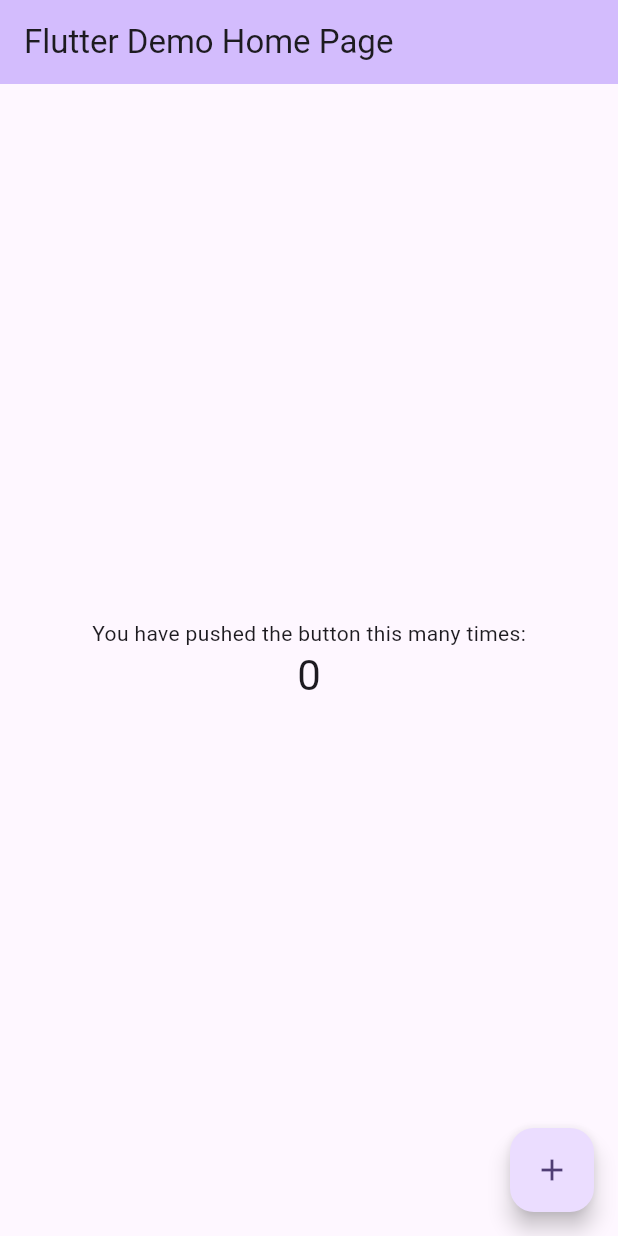
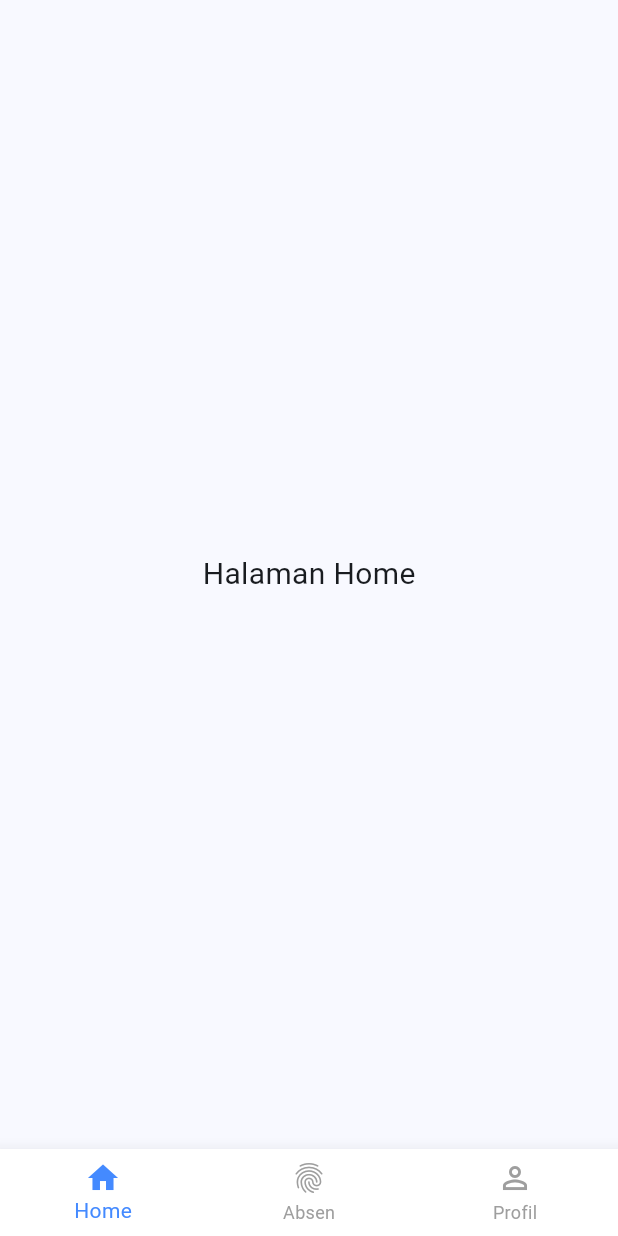
Before and after one commit to fikrirafim/attendify, a Flutter app: the screen it shows after launch, on a phone screen of 412 x 824 dp. Run offline on Flutter 3.47's test engine with Material 3 defaults, Android fonts, the phone set to English and light mode, and no system bars.

Commit message:
menambahkan halaman absensi dan profil

```diff
--- a/lib/main.dart
+++ b/lib/main.dart
@@ -1,4 +1,6 @@
 import 'package:flutter/material.dart';
+import 'absen_page.dart';
+import 'profile_page.dart';
 
 void main() {
   runApp(const MyApp());
@@ -7,115 +9,71 @@ void main() {
 class MyApp extends StatelessWidget {
   const MyApp({super.key});
 
-  // This widget is the root of your application.
   @override
   Widget build(BuildContext context) {
     return MaterialApp(
-      title: 'Flutter Demo',
+      title: 'Attendify',
+      debugShowCheckedModeBanner: false,
       theme: ThemeData(
-        // This is the theme of your application.
-        //
-        // TRY THIS: Try running your application with "flutter run". You'll see
-        // the application has a purple toolbar. Then, without quitting the app,
-        // try changing the seedColor in the colorScheme below to Colors.green
-        // and then invoke "hot reload" (save your changes or press the "hot
-        // reload" button in a Flutter-supported IDE, or press "r" if you used
-        // the command line to start the app).
-        //
-        // Notice that the counter didn't reset back to zero; the application
-        // state is not lost during the reload. To reset the state, use hot
-        // restart instead.
-        //
-        // This works for code too, not just values: Most code changes can be
-        // tested with just a hot reload.
-        colorScheme: .fromSeed(seedColor: Colors.deepPurple),
+        colorScheme: ColorScheme.fromSeed(seedColor: Colors.blue),
+        useMaterial3: true,
       ),
-      home: const MyHomePage(title: 'Flutter Demo Home Page'),
+      home: const MainNavigation(),
     );
   }
 }
 
-class MyHomePage extends StatefulWidget {
-  const MyHomePage({super.key, required this.title});
-
-  // This widget is the home page of your application. It is stateful, meaning
-  // that it has a State object (defined below) that contains fields that affect
-  // how it looks.
-
-  // This class is the configuration for the state. It holds the values (in this
-  // case the title) provided by the parent (in this case the App widget) and
-  // used by the build method of the State. Fields in a Widget subclass are
-  // always marked "final".
-
-  final String title;
+class MainNavigation extends StatefulWidget {
+  const MainNavigation({super.key});
 
   @override
-  State<MyHomePage> createState() => _MyHomePageState();
+  State<MainNavigation> createState() => _MainNavigationState();
 }
 
-class _MyHomePageState extends State<MyHomePage> {
-  int _counter = 0;
+class _MainNavigationState extends State<MainNavigation> {
+  int _selectedIndex = 0;
 
-  void _incrementCounter() {
+  // Daftar halaman yang dipanggil (sesuai urutan dari kiri ke kanan)
+  final List<Widget> _pages = [
+    const Center(child: Text('Halaman Home', style: TextStyle(fontSize: 20))), // Udah dirapihin
+    const AbsenPage(),
+    const ProfilePage(),
+  ];
+
+  void _onItemTapped(int index) {
     setState(() {
-      // This call to setState tells the Flutter framework that something has
-      // changed in this State, which causes it to rerun the build method below
-      // so that the display can reflect the updated values. If we changed
-      // _counter without calling setState(), then the build method would not be
-      // called again, and so nothing would appear to happen.
-      _counter++;
+      _selectedIndex = index;
     });
   }
 
   @override
   Widget build(BuildContext context) {
-    // This method is rerun every time setState is called, for instance as done
-    // by the _incrementCounter method above.
-    //
-    // The Flutter framework has been optimized to make rerunning build methods
-    // fast, so that you can just rebuild anything that needs updating rather
-    // than having to individually change instances of widgets.
     return Scaffold(
-      appBar: AppBar(
-        // TRY THIS: Try changing the color here to a specific color (to
-        // Colors.amber, perhaps?) and trigger a hot reload to see the AppBar
-        // change color while the other colors stay the same.
-        backgroundColor: Theme.of(context).colorScheme.inversePrimary,
-        // Here we take the value from the MyHomePage object that was created by
-        // the App.build method, and use it to set our appbar title.
-        title: Text(widget.title),
-      ),
-      body: Center(
-        // Center is a layout widget. It takes a single child and positions it
-        // in the middle of the parent.
-        child: Column(
-          // Column is also a layout widget. It takes a list of children and
-          // arranges them vertically. By default, it sizes itself to fit its
-          // children horizontally, and tries to be as tall as its parent.
-          //
-          // Column has various properties to control how it sizes itself and
-          // how it positions its children. Here we use mainAxisAlignment to
-          // center the children vertically; the main axis here is the vertical
-          // axis because Columns are vertical (the cross axis would be
-          // horizontal).
-          //
-          // TRY THIS: Invoke "debug painting" (choose the "Toggle Debug Paint"
-          // action in the IDE, or press "p" in the console), to see the
-          // wireframe for each widget.
-          mainAxisAlignment: .center,
-          children: [
-            const Text('You have pushed the button this many times:'),
-            Text(
-              '$_counter',
-              style: Theme.of(context).textTheme.headlineMedium,
-            ),
-          ],
-        ),
-      ),
-      floatingActionButton: FloatingActionButton(
-        onPressed: _incrementCounter,
-        tooltip: 'Increment',
-        child: const Icon(Icons.add),
+      body: _pages[_selectedIndex],
+      bottomNavigationBar: BottomNavigationBar(
+        currentIndex: _selectedIndex,
+        onTap: _onItemTapped,
+        selectedItemColor: Colors.blueAccent,
+        unselectedItemColor: Colors.grey,
+        backgroundColor: Colors.white,
+        elevation: 10,
+        items: const [
+          BottomNavigationBarItem(
+            icon: Icon(Icons.home_outlined),
+            activeIcon: Icon(Icons.home),
+            label: 'Home',
+          ),
+          BottomNavigationBarItem(
+            icon: Icon(Icons.fingerprint),
+            activeIcon: Icon(Icons.fingerprint),
+            label: 'Absen',
+          ),
+          BottomNavigationBarItem(
+            icon: Icon(Icons.person_outline),
+            activeIcon: Icon(Icons.person),
+            label: 'Profil',
+          ),
+        ],
       ),
     );
   }
```
Also changed, not shown: lib/absen_page.dart (added, +141 -0 lines), lib/profile_page.dart (added, +134 -0 lines).
